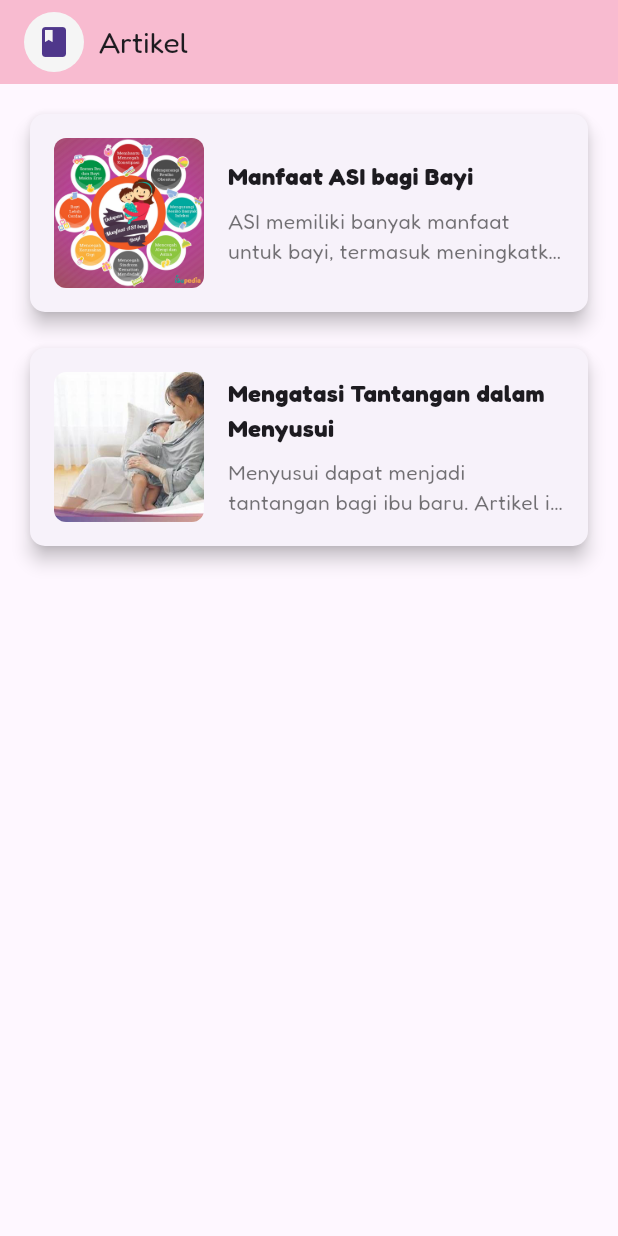
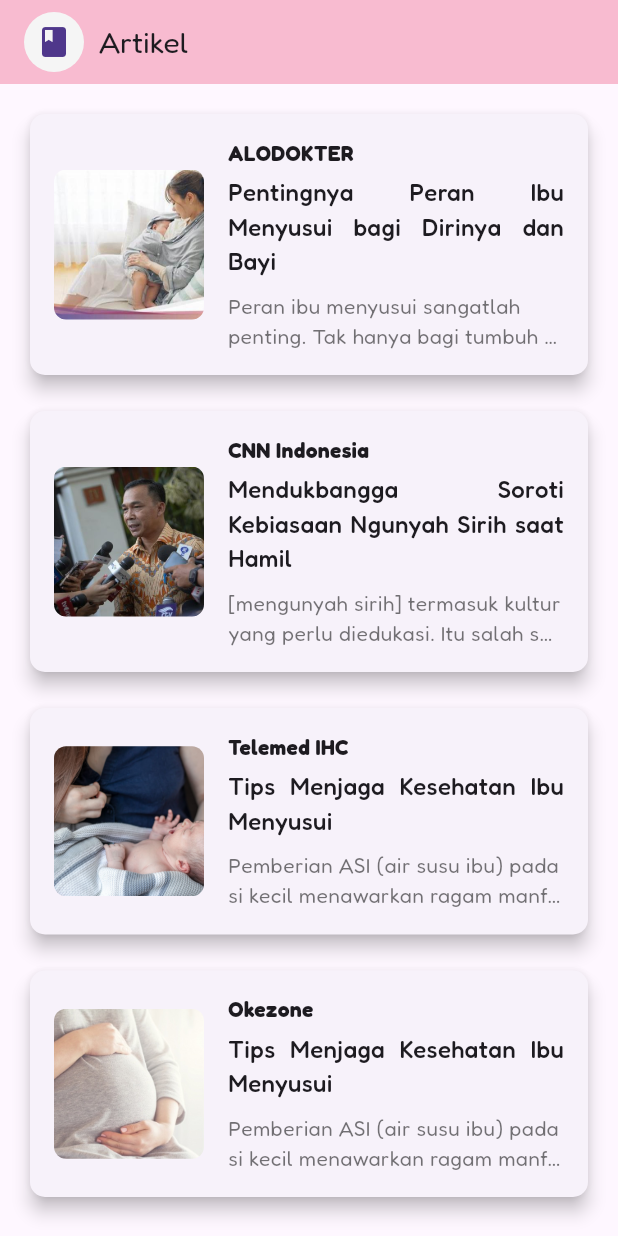
Before and after one commit to mputraff/mama_care, a Flutter app: the ArticleScreen screen opened by its route, on a phone screen of 412 x 824 dp. Run offline on Flutter 3.47's test engine with Material 3 defaults, Android fonts, the phone set to English and light mode, and no system bars; our stand-ins replace font_awesome_flutter, image_picker, loading_animation_widget, shared_preferences, socket_io_client; accounts and stored records are empty.

Commit message:
update ui

```diff
--- a/lib/dashboard/features/screens/Artikel.dart
+++ b/lib/dashboard/features/screens/Artikel.dart
@@ -1,5 +1,5 @@
 import 'package:flutter/material.dart';
-import 'ArticleContent.dart';
+import 'package:url_launcher/url_launcher.dart';
 
 class ArticleScreen extends StatelessWidget {
   const ArticleScreen({super.key});
@@ -37,44 +37,82 @@ class ArticleScreen extends StatelessWidget {
         child: ListView(
           children: <Widget>[
             _ArticleItem(
-              title: "Manfaat ASI bagi Bayi",
+              source: "ALODOKTER",
+              title: "Pentingnya Peran Ibu Menyusui bagi Dirinya dan Bayi",
               description:
-                  "ASI memiliki banyak manfaat untuk bayi, termasuk meningkatkan sistem kekebalan tubuh dan membantu perkembangan otak.",
-              imageUrl: 'assets/img/benefits_milk.png',
-              onTap: () {
-                // Aksi saat artikel dibaca
-                Navigator.push(
-                  // artikel content
-                  context,
-                  MaterialPageRoute(
-                    builder: (context) => const ArticleContentScreen(
-                      title: "Manfaat ASI bagi Bayi",
-                      content:
-                          "Manfaat ASI eksklusif bagi bayi juga bisa membantu perkembangan otak dan fisiknya. Enggak percaya? Masih melansir dari Direktorat Promosi Kesehatan & Pemberdayaan Masyarakat, manfaat ASI eksklusif bisa menunjang sekaligus membantu proses perkembangan otak dan fisik bayi. Hal tersebut dikarenakan, di usia 0 sampai 6 bulan seorang bayi belum diizinkan mengonsumsi nutrisi apapun selain ASI. Oleh karena itu, selama enam bulan berturut-turut, ASI yang diberikan pada Si Kecil tentu saja memberikan dampak yang besar pada pertumbuhan otak dan fisik bayi selama ke depannya. Di samping itu, berbagai penelitian juga telah menunjukkan bahwa bayi yang mendapat ASI, memiliki tingkat kecerdasan yang lebih tinggi.",
-                      image: 'assets/img/manfaat-asi.png',
-                    ),
-                  ),
-                );
+                  "Peran ibu menyusui sangatlah penting. Tak hanya bagi tumbuh kembang bayi,",
+              imageUrl: 'assets/img/coping_with_breastfeeding.png',
+              onTap: () async {
+                final Uri url = Uri.parse(
+                    "https://www.alodokter.com/mengapa-memilih-menyusui");
+
+                if (!await launchUrl(url,
+                    mode: LaunchMode.externalApplication)) {
+                  // Optional: Tampilkan pesan error jika URL tidak bisa dibuka
+                  ScaffoldMessenger.of(context).showSnackBar(
+                    SnackBar(content: Text('Could not launch $url')),
+                  );
+                }
               },
             ),
             const SizedBox(height: 16),
             _ArticleItem(
-              title: "Mengatasi Tantangan dalam Menyusui",
+              source: "CNN Indonesia",
+              title: "Mendukbangga Soroti Kebiasaan Ngunyah Sirih saat Hamil",
               description:
-                  "Menyusui dapat menjadi tantangan bagi ibu baru. Artikel ini memberikan tips untuk mengatasi berbagai tantangan yang muncul.",
-              imageUrl: 'assets/img/coping_with_breastfeeding.png',
-              onTap: () {
-                // Aksi saat artikel dibaca
-                Navigator.push(
-                  context,
-                  MaterialPageRoute(
-                    builder: (context) => const ArticleContentScreen(
-                        title: "Mengatasi Tantangan Menyusui",
-                        content:
-                            "Menyusui adalah pengalaman yang sangat berharga bagi ibu dan bayi, namun seringkali dihadapkan pada berbagai tantangan yang dapat mempengaruhi kenyamanan dan keberhasilan proses tersebut. Salah satu masalah umum yang dihadapi ibu adalah nyeri dan ketidaknyamanan pada puting susu, yang sering disebabkan oleh perlekatan bayi yang tidak tepat, sehingga penting bagi ibu untuk memastikan posisi menyusui yang benar dan menggunakan krim lanolin untuk mengurangi rasa sakit. Selain itu, masalah produksi ASI yang tidak stabil juga sering muncul, baik itu pasokan ASI yang rendah akibat frekuensi menyusui yang tidak memadai atau kelebihan ASI yang dapat menyebabkan payudara bengkak dan saluran tersumbat, sehingga ibu perlu menyusui secara teratur dan melakukan pemijatan pada area yang bengkak. Kelelahan akibat pola tidur yang terganggu juga menjadi tantangan, terutama ketika bayi perlu menyusu setiap beberapa jam, sehingga ibu disarankan untuk tidur siang saat bayi tidur dan melibatkan pasangan dalam menjaga bayi di malam hari. Terakhir, kesulitan dalam teknik menyusui dapat menambah frustrasi, namun dengan mengikuti kelas laktasi atau berkonsultasi dengan konsultan laktasi, ibu dapat memperoleh panduan dan dukungan yang diperlukan untuk menciptakan pengalaman menyusui yang lebih positif dan nyaman.",
-                        image: 'assets/img/coping_with_breastfeeding.png'),
-                  ),
-                );
+                  "[mengunyah sirih] termasuk kultur yang perlu diedukasi. Itu salah satu contohnya, beberapa daerah itu masih ada",
+              imageUrl: 'assets/img/cnn.jpeg',
+              onTap: () async {
+                final Uri url = Uri.parse(
+                    "https://www.cnnindonesia.com/gaya-hidup/20241205085734-255-1173920/bahas-stunting-mendukbangga-soroti-kebiasaan-ngunyah-sirih-saat-hamil");
+
+                if (!await launchUrl(url,
+                    mode: LaunchMode.externalApplication)) {
+                  // Optional: Tampilkan pesan error jika URL tidak bisa dibuka
+                  ScaffoldMessenger.of(context).showSnackBar(
+                    SnackBar(content: Text('Could not launch $url')),
+                  );
+                }
+              },
+            ),
+
+            const SizedBox(height: 16),
+            _ArticleItem(
+              source: "Telemed IHC",
+              title: "Tips Menjaga Kesehatan Ibu Menyusui",
+              description:
+                  "Pemberian ASI (air susu ibu) pada si kecil menawarkan ragam manfaat yang baik untuknya.",
+              imageUrl: 'assets/img/telemed.jpg',
+              onTap: () async {
+                final Uri url = Uri.parse(
+                    "https://telemed.ihc.id/artikel-detail-202-Tips-Menjaga-Kesehatan-Ibu-Menyusui.html");
+                if (!await launchUrl(url,
+                    mode: LaunchMode.externalApplication)) {
+                  // Optional: Tampilkan pesan error jika URL tidak bisa dibuka
+                  ScaffoldMessenger.of(context).showSnackBar(
+                    SnackBar(content: Text('Could not launch $url')),
+                  );
+                }
+              },
+            ),
+
+            const SizedBox(height: 16),
+            _ArticleItem(
+              source: "Okezone",
+              title: "Tips Menjaga Kesehatan Ibu Menyusui",
+              description:
+                  "Pemberian ASI (air susu ibu) pada si kecil menawarkan ragam manfaat yang baik untuknya.",
+              imageUrl: 'assets/img/okezone.jpg',
+              onTap: () async {
+                final Uri url = Uri.parse(
+                    "https://lifestyle.okezone.com/amp/2024/12/20/481/3097272/yuk-cari-tahu-6-kondisi-ibu-hamil-yang-perlu-didampingi-konsultan-fetomaternal");
+                if (!await launchUrl(url,
+                    mode: LaunchMode.externalApplication)) {
+                  // Optional: Tampilkan pesan error jika URL tidak bisa dibuka
+                  ScaffoldMessenger.of(context).showSnackBar(
+                    SnackBar(content: Text('Could not launch $url')),
+                  );
+                }
               },
             ),
             // Tambahkan artikel lainnya sesuai kebutuhan
@@ -86,12 +124,14 @@ class ArticleScreen extends StatelessWidget {
 }
 
 class _ArticleItem extends StatelessWidget {
+  final String source;
   final String title;
   final String description;
   final String imageUrl;
   final VoidCallback onTap;
 
   const _ArticleItem({
+    required this.source,
     required this.title,
     required this.description,
     required this.imageUrl,
@@ -126,11 +166,20 @@ class _ArticleItem extends StatelessWidget {
                   crossAxisAlignment: CrossAxisAlignment.start,
                   children: <Widget>[
                     Text(
+                      source,
+                      style: const TextStyle(
+                        fontWeight: FontWeight.bold,
+                        fontSize: 14,
+                      ),
+                    ),
+                    const SizedBox(height: 5),
+                    Text(
                       title,
                       style: const TextStyle(
-                        fontWeight: FontWeight.bold,
+                        fontWeight: FontWeight.w500,
                         fontSize: 16,
                       ),
+                      textAlign: TextAlign.justify,
                     ),
                     const SizedBox(height: 8),
                     Text(
--- a/pubspec.yaml
+++ b/pubspec.yaml
@@ -16,7 +16,7 @@ publish_to: 'none' # Remove this line if you wish to publish to pub.dev
 # https://developer.apple.com/library/archive/documentation/General/Reference/InfoPlistKeyReference/Articles/CoreFoundationKeys.html
 # In Windows, build-name is used as the major, minor, and patch parts
 # of the product and file versions while build-number is used as the build suffix.
-version: 1.1.0+6
+version: 1.1.0+7
 
 environment:
   sdk: ^3.5.4
```
Also changed, not shown: lib/dashboard/widgets/BodyHome.dart (+2 -10 lines), assets/img/cnn.jpeg (added), assets/img/okezone.jpg (added), assets/img/telemed.jpg (added).
